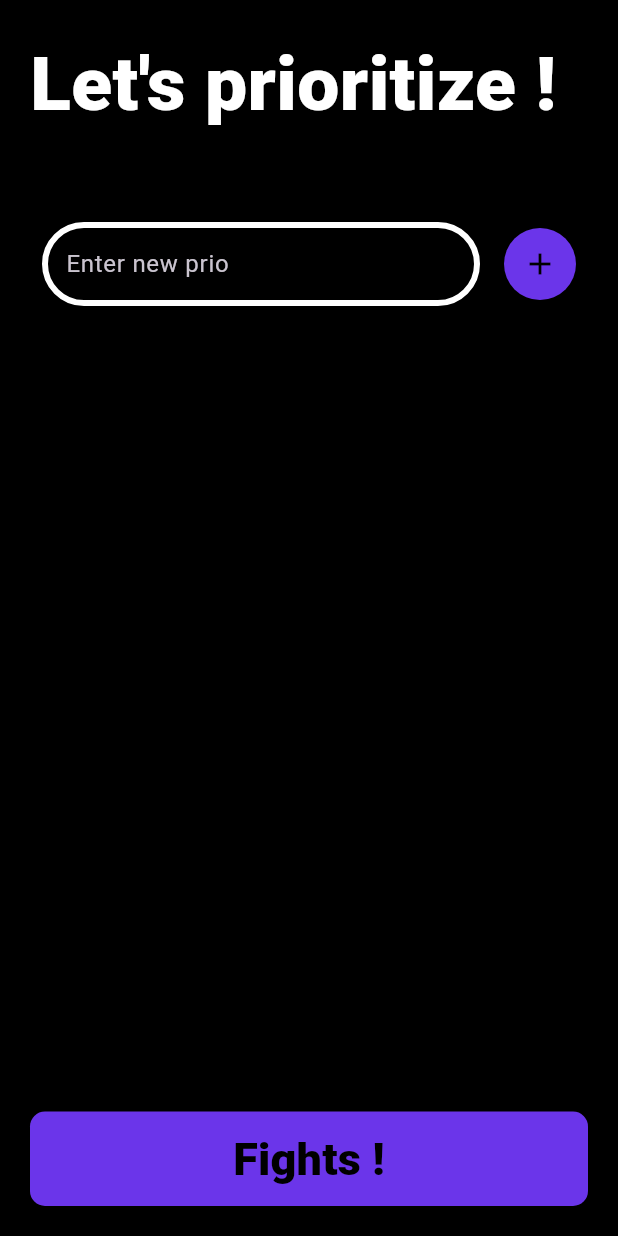
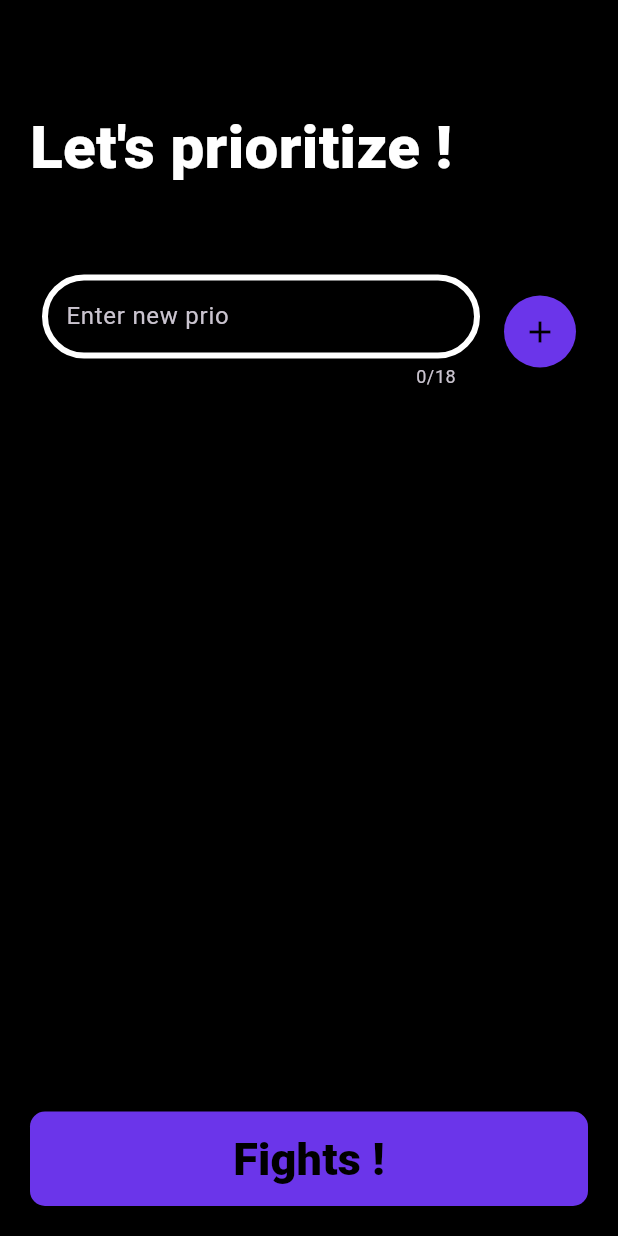
Before and after one commit to jeannemorin/prioritize, a Flutter app: the screen it shows after launch, on a phone screen of 412 x 824 dp. Run offline on Flutter 3.47's test engine with Material 3 defaults, Android fonts, the phone set to English and light mode, and no system bars.

Commit message:
fixing UI issue and delete issue

```diff
--- a/lib/screens/fight_screen.dart
+++ b/lib/screens/fight_screen.dart
@@ -100,11 +100,12 @@ class _FightScreenState extends State<FightScreen>
             child: Padding(
       padding: const EdgeInsets.all(20), //apply padding to all four sides
       child: Column(crossAxisAlignment: CrossAxisAlignment.start, children: [
+        const SizedBox(height: 50),
         const Text('Let\'s fight !',
             style: TextStyle(
                 color: Colors.white,
                 fontWeight: FontWeight.w900,
-                fontSize: 50)),
+                fontSize: 40)),
         const SizedBox(height: 80),
         Stack(
           children: [
--- a/lib/screens/todo_list_screen.dart
+++ b/lib/screens/todo_list_screen.dart
@@ -22,6 +22,8 @@ class TodoListScreen extends StatefulWidget {
 class _TodoListScreenState extends State<TodoListScreen>
     with SingleTickerProviderStateMixin {
   final TextEditingController _textController = TextEditingController();
+  FocusNode _focusNode = FocusNode();
+  ScrollController _scrollController = ScrollController();
   late AnimationController _bounceController;
   late Animation<double> _bounceAnimation;
   late bool isTimetoBounce = false;
@@ -38,27 +40,52 @@ class _TodoListScreenState extends State<TodoListScreen>
     _bounceAnimation = Tween<double>(begin: 0.95, end: 1.0).animate(
       CurvedAnimation(parent: _bounceController, curve: Curves.elasticInOut),
     );
+
+    WidgetsBinding.instance.addPostFrameCallback((_) {
+      _scrollController.animateTo(
+        _scrollController.position.minScrollExtent,
+        duration: Duration(milliseconds: 300),
+        curve: Curves.easeOut,
+      );
+    });
+  }
+
+  @override
+  void dispose() {
+    _focusNode.dispose();
+    _scrollController.dispose();
+    super.dispose();
   }
 
   @override
   Widget build(BuildContext context) {
+    bool isKeyboardVisible = MediaQuery.of(context).viewInsets.bottom != 0;
+
     return Scaffold(
       /*appBar: AppBar(
         title: const
       ),*/
-      body: Column(
+      body: GestureDetector(
+        onTap: () {
+          FocusScope.of(context).unfocus(); // Unfocus the TextField
+        },
+        child: Column(
           crossAxisAlignment: CrossAxisAlignment.start,
           children: [
             const Padding(
-              padding: EdgeInsets.all(20), //apply padding to all four sides
+                padding: EdgeInsets.only(
+                    left: 20,
+                    bottom: 20,
+                    top: 70), //apply padding to all four sides
                 child: Text('Let\'s prioritize !',
                     style: TextStyle(
                         color: Colors.white,
                         fontWeight: FontWeight.w900,
-                      fontSize: 50))),
+                        fontSize: 40))),
             _itemList(),
-          _fightButton(context),
+            if (!isKeyboardVisible) _fightButton(context),
           ],
+        ),
       ),
     );
   }
@@ -85,6 +112,7 @@ class _TodoListScreenState extends State<TodoListScreen>
               backgroundColor: const WidgetStatePropertyAll<Color>(
                   Color.fromARGB(255, 107, 53, 234))),
           onPressed: () {
+            if (widget.todoService.length() > 1) {
               widget.todoService.shuffleTodos();
               Navigator.push(
                   context,
@@ -93,6 +121,9 @@ class _TodoListScreenState extends State<TodoListScreen>
                             todoService: widget.todoService,
                             key: const Key("list"),
                           )));
+            } else {
+              null;
+            }
           },
           child: const Text('Fights !',
               style: TextStyle(
@@ -107,14 +138,13 @@ class _TodoListScreenState extends State<TodoListScreen>
   Expanded _itemList() {
     return Expanded(
       child: ReorderableListView(
+        scrollController: _scrollController,
         onReorder: (oldIndex, newIndex) {
           setState(() {
             if (newIndex > oldIndex) {
               newIndex -= 1;
             }
-            final item = widget.todoService.todos.removeAt(oldIndex);
-            widget.todoService.todos.insert(newIndex, item);
-            widget.todoService.saveTodos();
+            widget.todoService.moveTodoItem(oldIndex, newIndex);
           });
         },
         padding: const EdgeInsets.all(20),
@@ -138,11 +168,11 @@ class _TodoListScreenState extends State<TodoListScreen>
                 titleTextStyle: const TextStyle(
                     color: Colors.black,
                     fontWeight: FontWeight.w800,
-                    fontSize: 40),
+                    fontSize: 30),
                 trailing: IconButton(
                   icon: const Icon(Icons.close),
                   color: Colors.black,
-                  iconSize: 40,
+                  iconSize: 30,
                   onPressed: () {
                     setState(() {
                       widget.todoService.removeTodoItem(index);
@@ -163,10 +193,13 @@ class _TodoListScreenState extends State<TodoListScreen>
         children: [
           Expanded(
             child: TextField(
+              focusNode: _focusNode,
               maxLines: 1,
+              maxLength: 18,
               controller: _textController,
               decoration: InputDecoration(
-                hintText: 'Enter new prio',
+                labelText: 'Enter new prio',
+                floatingLabelBehavior: FloatingLabelBehavior.never,
                 focusColor: Theme.of(context).colorScheme.secondary,
                 focusedBorder: OutlineInputBorder(
                   borderRadius: BorderRadius.circular(60),
@@ -195,6 +228,7 @@ class _TodoListScreenState extends State<TodoListScreen>
               icon: const Icon(Icons.add),
               color: Colors.black,
               onPressed: () {
+                FocusScope.of(context).unfocus();
                 if (_textController.text.isNotEmpty) {
                   setState(() {
                     widget.todoService.addTodoItem(_textController.text,
```
Also changed, not shown: lib/services/todo_services.dart (+10 -0 lines). Lines whose indentation alone changed are shown as unchanged.
